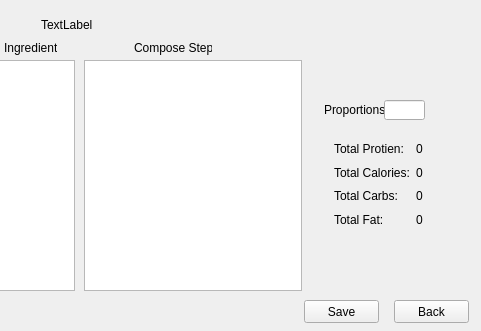
Before: the Qt Designer form mealplanner/createrecipewindow.ui in escobaros-dos/mealplanner, drawn with Qt 5; both pictures show x 286 to 767 and y 0 to 331 of the 767 by 331 pixel window.
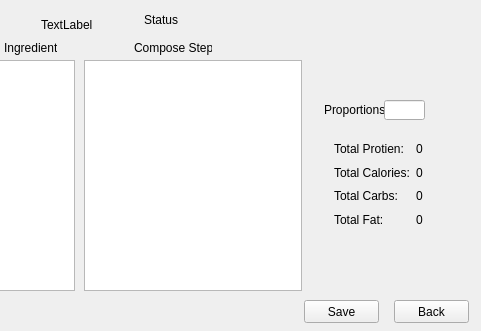
After: the same form once the commit is applied.

Diff of the .ui file:
```diff
--- a/mealplanner/createrecipewindow.ui
+++ b/mealplanner/createrecipewindow.ui
@@ -286,6 +286,19 @@
     </rect>
    </property>
   </widget>
+  <widget class="QLabel" name="RecipeStatusLabel">
+   <property name="geometry">
+    <rect>
+     <x>430</x>
+     <y>10</y>
+     <width>321</width>
+     <height>20</height>
+    </rect>
+   </property>
+   <property name="text">
+    <string>Status</string>
+   </property>
+  </widget>
  </widget>
  <resources/>
  <connections/>
```
